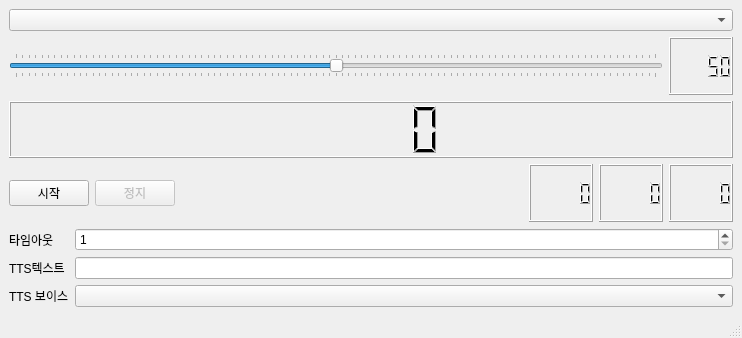
Old version of the form mainwindow.ui in the repository Kumazuma/SilenceChecker.
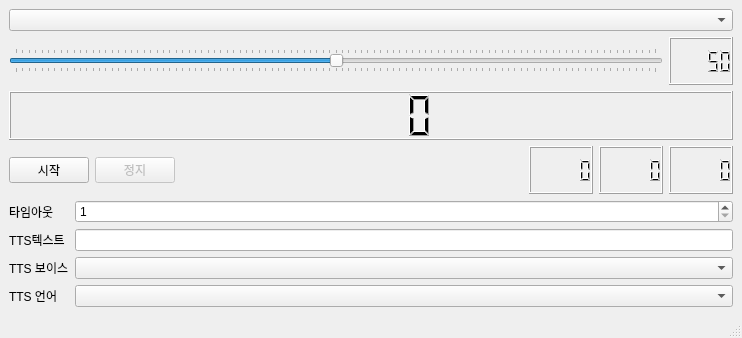
New version of the form.

Commit message: TTS 언어를 설정할 수 있도록 UI 수정

Patch:
```diff
--- a/mainwindow.ui
+++ b/mainwindow.ui
@@ -158,6 +158,16 @@
       <item row="2" column="1">
        <widget class="QComboBox" name="cboVoice"/>
       </item>
+      <item row="3" column="0">
+       <widget class="QLabel" name="label_4">
+        <property name="text">
+         <string>TTS 언어</string>
+        </property>
+       </widget>
+      </item>
+      <item row="3" column="1">
+       <widget class="QComboBox" name="cboLocale"/>
+      </item>
      </layout>
     </item>
    </layout>
```
The commit also changes 2 other files.
